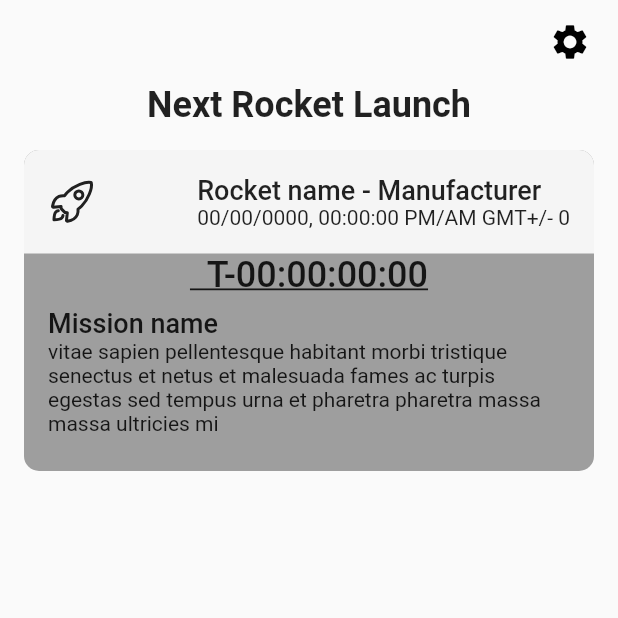
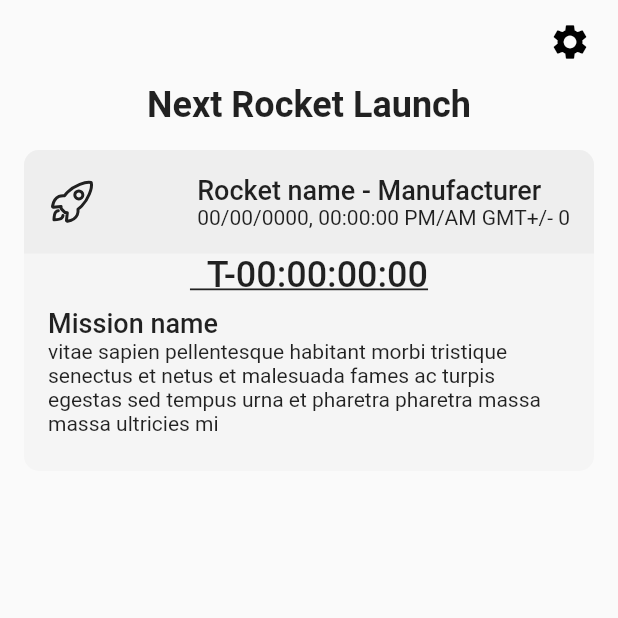
Before and after one commit to PatoGordo/RocketLaunches-App, a Flutter app: the screen it shows after launch, on a phone screen of 412 x 824 dp, the top half of it. Run offline on Flutter 3.47's test engine with Material 2 defaults, Android fonts, the phone set to English and light mode, and no system bars; our stand-ins replace ionicons.

```diff
--- a/lib/widgets/cards/rocket_launch_card.dart
+++ b/lib/widgets/cards/rocket_launch_card.dart
@@ -21,7 +21,7 @@ class RocketLaunchCard extends StatelessWidget {
     return Container(
       decoration: BoxDecoration(
         borderRadius: BorderRadius.circular(10),
-        color: Colors.grey,
+        color: Colors.grey[100],
       ),
       width: double.infinity,
       margin: EdgeInsets.symmetric(horizontal: 16),
@@ -37,7 +37,7 @@ class RocketLaunchCard extends StatelessWidget {
             ),
             width: double.infinity,
             decoration: BoxDecoration(
-              color: Colors.grey[100],
+              color: Colors.grey[200],
               borderRadius: BorderRadius.only(
                 topLeft: Radius.circular(10),
                 topRight: Radius.circular(10),
```
Also changed, not shown: 1 other file.
